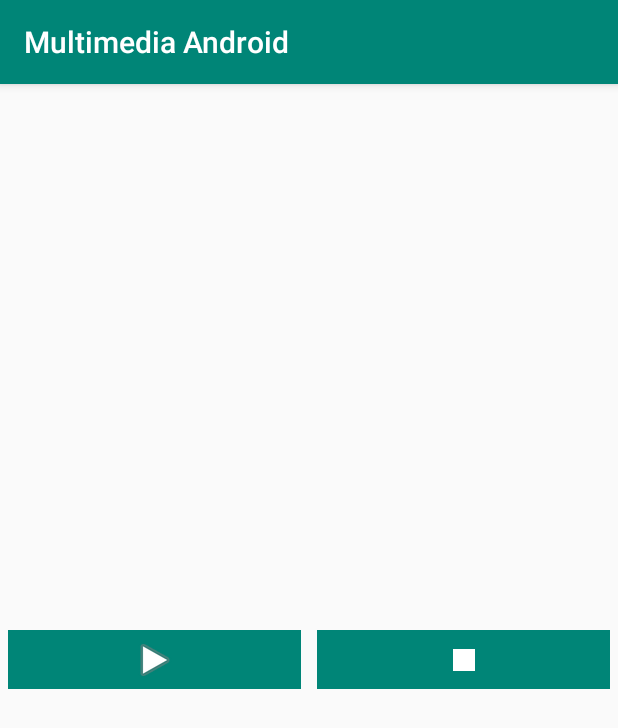
After one commit to Mukhlashin/MultimediaAndroid, an Android app: the AudioStreamingActivity screen opened directly, with no data from a screen before it, on a phone screen of 412 x 824 dp. The commit adds this screen. Shown: the top 728 px of the screen. Run offline under Robolectric (Android 15) with nearby library versions, the phone set to English and light mode, and no system bars; our stand-ins replace ButterKnife.

Commit message:
Initial commit

```diff
--- /dev/null
+++ b/app/src/main/java/com/example/multimediaandroid/AudioStreamingActivity.java
@@ -0,0 +1,100 @@
+package com.example.multimediaandroid;
+
+import android.media.MediaPlayer;
+import android.os.Bundle;
+import android.support.v7.app.AppCompatActivity;
+import android.view.View;
+import android.widget.ImageButton;
+import android.widget.ProgressBar;
+
+import java.io.IOException;
+
+import butterknife.BindView;
+import butterknife.ButterKnife;
+import butterknife.OnClick;
+
+public class AudioStreamingActivity extends AppCompatActivity {
+
+    @BindView(R.id.progress_bar_audiostream)
+    ProgressBar progressBarAudiostream;
+    @BindView(R.id.btn_play_audiostream)
+    ImageButton btnPlayAudiostream;
+    @BindView(R.id.btn_stop_audiostream)
+    ImageButton btnStopAudiostream;
+
+    MediaPlayer player;
+    String url = "http://live2.radiorodja.com/;stream.mp3";
+
+    @Override
+    protected void onCreate(Bundle savedInstanceState) {
+        super.onCreate(savedInstanceState);
+        setContentView(R.layout.activity_audio_streaming);
+        ButterKnife.bind(this);
+
+        progressBarAudiostream.setIndeterminate(false);
+        progressBarAudiostream.setVisibility(View.INVISIBLE);
+        progressBarAudiostream.setMax(100);
+
+        btnPlayAudiostream.setImageResource(android.R.drawable.ic_media_play);
+
+        setPlaying();
+    }
+
+    private void setPlaying() {
+        player = new MediaPlayer();
+        try {
+            player.setDataSource(url);
+        } catch (IOException e) {
+            e.printStackTrace();
+        } catch (IllegalStateException e) {
+            e.printStackTrace();
+        }
+
+        try {
+            player.prepare();
+        } catch (IOException e) {
+            e.printStackTrace();
+        }
+
+        player.start();
+    }
+
+    @OnClick({R.id.btn_play_audiostream, R.id.btn_stop_audiostream})
+    public void onViewClicked(View view) {
+        switch (view.getId()) {
+            case R.id.btn_play_audiostream:
+                progressBarAudiostream.setVisibility(View.VISIBLE);
+                progressBarAudiostream.setIndeterminate(true);
+                setPlaying();
+                try {
+                    player.prepareAsync();
+                } catch (IllegalStateException e) {
+                    e.printStackTrace();
+                }
+                player.setOnPreparedListener(new MediaPlayer.OnPreparedListener() {
+                    @Override
+                    public void onPrepared(MediaPlayer mp) {
+                        mp.start();
+                        progressBarAudiostream.setIndeterminate(false);
+                    }
+                });
+
+                btnPlayAudiostream.setEnabled(false);
+                btnStopAudiostream.setEnabled(true);
+                break;
+            case R.id.btn_stop_audiostream:
+                if (player == null) return;
+                if (player.isPlaying()) {
+                    player.stop();
+                    player.release();
+
+                    progressBarAudiostream.setVisibility(View.INVISIBLE);
+                    progressBarAudiostream.setIndeterminate(true);
+
+                    btnStopAudiostream.setEnabled(false);
+                    btnPlayAudiostream.setEnabled(true);
+                }
+                break;
+        }
+    }
+}
--- /dev/null
+++ b/app/src/main/res/drawable/ic_stop_white_24dp.xml
@@ -0,0 +1,5 @@
+<vector android:height="29dp" android:tint="#FFFFFF"
+    android:viewportHeight="24.0" android:viewportWidth="24.0"
+    android:width="29dp" xmlns:android="http://schemas.android.com/apk/res/android">
+    <path android:fillColor="#FF000000" android:pathData="M6,6h12v12H6z"/>
+</vector>
--- /dev/null
+++ b/app/src/main/res/layout/activity_audio_streaming.xml
@@ -0,0 +1,42 @@
+<?xml version="1.0" encoding="utf-8"?>
+<RelativeLayout xmlns:android="http://schemas.android.com/apk/res/android"
+    xmlns:app="http://schemas.android.com/apk/res-auto"
+    xmlns:tools="http://schemas.android.com/tools"
+    android:layout_width="match_parent"
+    android:layout_height="match_parent"
+    android:orientation="vertical"
+    tools:context=".AudioStreamingActivity">
+
+    <ProgressBar
+        android:id="@+id/progress_bar_audiostream"
+        style="?android:attr/progressBarStyleHorizontal"
+        android:layout_width="match_parent"
+        android:layout_height="wrap_content" />
+
+    <LinearLayout
+        android:layout_centerInParent="true"
+        android:layout_width="match_parent"
+        android:layout_height="50dp"
+        android:orientation="horizontal">
+
+        <ImageButton
+            android:id="@+id/btn_play_audiostream"
+            android:layout_width="0dp"
+            android:layout_height="match_parent"
+            android:layout_margin="5dp"
+            android:layout_weight="1"
+            android:background="@color/colorPrimary"
+            android:src="@android:drawable/ic_media_play" />
+
+        <ImageButton
+            android:id="@+id/btn_stop_audiostream"
+            android:layout_width="0dp"
+            android:layout_height="match_parent"
+            android:layout_margin="5dp"
+            android:layout_weight="1"
+            android:background="@color/colorPrimary"
+            android:src="@drawable/ic_stop_white_24dp" />
+
+    </LinearLayout>
+
+</RelativeLayout>
--- /dev/null
+++ b/app/src/main/res/values/dimens.xml
@@ -0,0 +1,4 @@
+<?xml version="1.0" encoding="utf-8"?>
+<resources>
+    <dimen name="height_btn_audio">75dp</dimen>
+</resources>
```
Also changed, not shown: app/src/main/AndroidManifest.xml (+7 -1 lines), app/src/main/java/com/example/multimediaandroid/AudioSederhanaActivity.java (added, +84 -0 lines), app/src/main/java/com/example/multimediaandroid/MainActivity.java (+16 -0 lines), app/src/main/java/com/example/multimediaandroid/VideoActivity.java (added, +31 -0 lines), app/src/main/java/com/example/multimediaandroid/VideoStreamingActivity.java (added, +56 -0 lines), app/src/main/res/drawable/ic_play_arrow_black_24dp.xml (added, +9 -0 lines), app/src/main/res/drawable/my_button.xml (added, +8 -0 lines), app/src/main/res/layout/activity_audio_sederhana.xml (added, +27 -0 lines), app/src/main/res/layout/activity_main.xml (+40 -0 lines), app/src/main/res/layout/activity_video.xml (added, +15 -0 lines), app/src/main/res/layout/activity_video_streaming.xml (added, +15 -0 lines), 1 other file.
